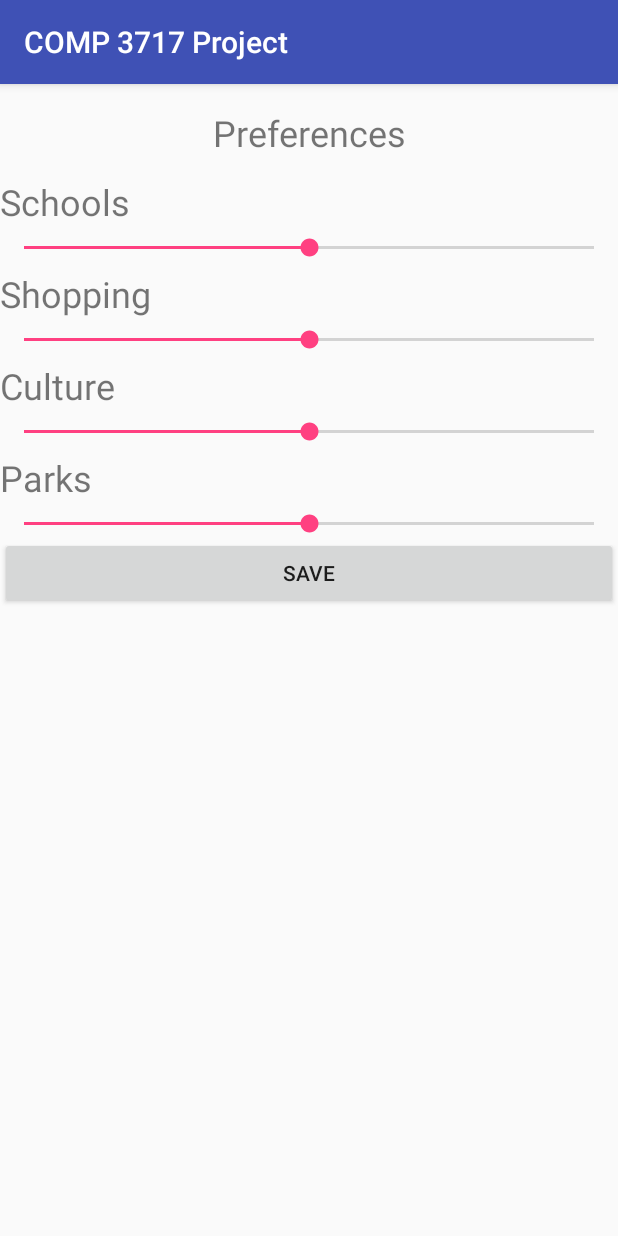
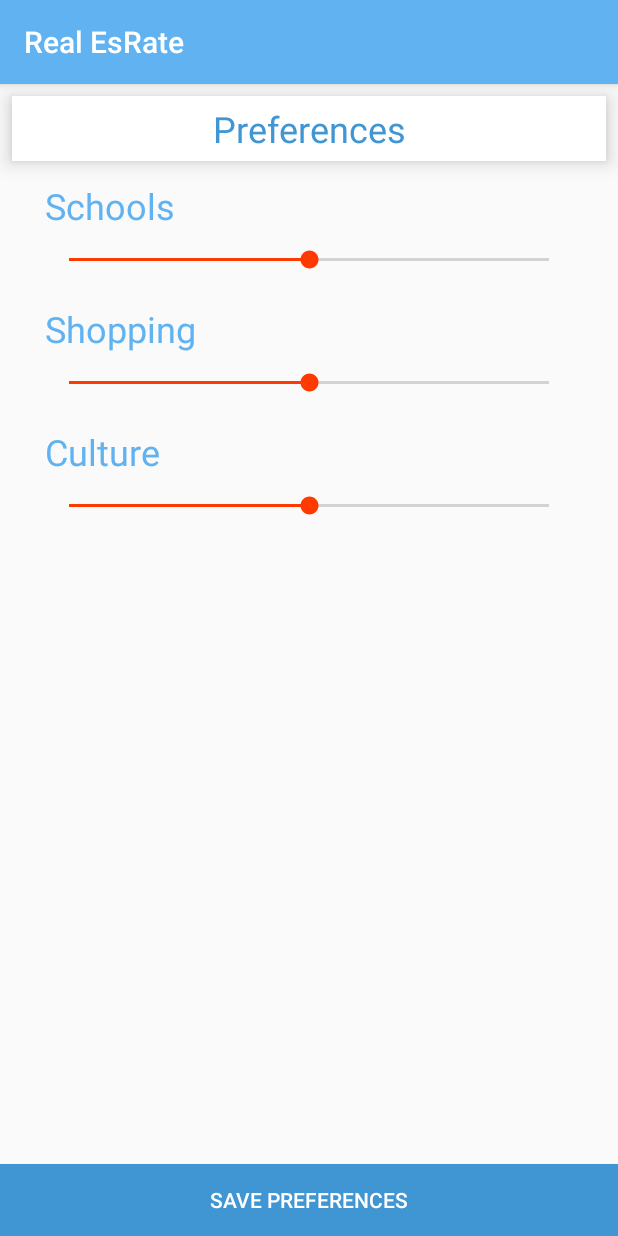
Before and after one commit to MMichael9/COMP3717Project, an Android app: the PreferencesActivity screen opened directly, with no data from a screen before it, on a phone screen of 412 x 824 dp. Run offline under Robolectric (Android 15) with nearby library versions, the phone set to English and light mode, and no system bars.

Commit message:
changes to app

```diff
--- a/app/src/main/AndroidManifest.xml
+++ b/app/src/main/AndroidManifest.xml
@@ -11,9 +11,9 @@
 
     <application
         android:allowBackup="true"
-        android:icon="@mipmap/ic_launcher"
+        android:icon="@drawable/nwmlogo"
         android:label="@string/app_name"
-        android:roundIcon="@mipmap/ic_launcher_round"
+        android:roundIcon="@drawable/nwmlogo"
         android:supportsRtl="true"
         android:theme="@style/AppTheme">
         <activity android:name=".MainActivity">
--- a/app/src/main/java/ca/bcit/comp3717project/Amenity.java
+++ b/app/src/main/java/ca/bcit/comp3717project/Amenity.java
@@ -5,8 +5,8 @@ package ca.bcit.comp3717project;
  */
 
 public abstract class Amenity {
-    double lat, lng;
-    String name = "";
+    private double lat, lng;
+    private String name = "";
 
     Amenity() {};
 
@@ -40,4 +40,6 @@ public abstract class Amenity {
 
     public abstract int getValue(Preferences pref);
 
+    public abstract String getCategory();
+
 }
--- a/app/src/main/java/ca/bcit/comp3717project/Culture.java
+++ b/app/src/main/java/ca/bcit/comp3717project/Culture.java
@@ -7,6 +7,9 @@ package ca.bcit.comp3717project;
 public class Culture extends Amenity {
     @Override
     public int getValue(Preferences pref) {
-        return (int) (pref.culture * 0.1);
+        return (int) (pref.culture * 0.05);
     }
+
+    @Override
+    public String getCategory() { return "Culture"; }
 }
--- a/app/src/main/java/ca/bcit/comp3717project/PreferencesActivity.java
+++ b/app/src/main/java/ca/bcit/comp3717project/PreferencesActivity.java
@@ -3,41 +3,45 @@ package ca.bcit.comp3717project;
 import android.content.SharedPreferences;
 import android.support.v7.app.AppCompatActivity;
 import android.os.Bundle;
+import android.util.Log;
 import android.view.View;
 import android.widget.ProgressBar;
 
 import com.google.gson.Gson;
 
 public class PreferencesActivity extends AppCompatActivity {
-
+    private static final String TAG = "PreferencesActivity";
     private SharedPreferences mPrefs;
-    private ProgressBar schools, shopping, parks, culture;
+    private ProgressBar schools,
+            shopping,
+            //parks,
+            culture;
 
     @Override
     protected void onCreate(Bundle savedInstanceState) {
         super.onCreate(savedInstanceState);
         setContentView(R.layout.preferences);
 
-        mPrefs = getPreferences(MODE_PRIVATE);
-
         schools = findViewById(R.id.seekBar);
         shopping = findViewById(R.id.seekBar2);
         culture = findViewById(R.id.seekBar3);
-        parks = findViewById(R.id.seekBar4);
+        //parks = findViewById(R.id.seekBar4);
 
+        mPrefs = getSharedPreferences("nwm.pref", MODE_PRIVATE);
         Gson gson = new Gson();
         String json = mPrefs.getString("preferences", "");
         Preferences preferences = gson.fromJson(json, Preferences.class);
+        Log.d(TAG, "onCreate: preferences found: " + preferences);
         if (preferences != null) {
             schools.setProgress(preferences.school);
             shopping.setProgress(preferences.shopping);
             culture.setProgress(preferences.culture);
-            parks.setProgress(preferences.parks);
+            //parks.setProgress(preferences.parks);
         } else {
             schools.setProgress(50);
             shopping.setProgress(50);
             culture.setProgress(50);
-            parks.setProgress(50);
+            //parks.setProgress(50);
         }
     }
 
@@ -45,8 +49,8 @@ public class PreferencesActivity extends AppCompatActivity {
         int schoolValue = schools.getProgress();
         int shoppingValue = shopping.getProgress();
         int cultureValue = culture.getProgress();
-        int parkValue = parks.getProgress();
-        Preferences newPreference = new Preferences(schoolValue, shoppingValue, cultureValue, parkValue);
+        //int parkValue = parks.getProgress();
+        Preferences newPreference = new Preferences(schoolValue, shoppingValue, cultureValue/*, parkValue*/);
 
         SharedPreferences.Editor prefsEditor = mPrefs.edit();
         Gson gson = new Gson();
--- a/app/src/main/java/ca/bcit/comp3717project/School.java
+++ b/app/src/main/java/ca/bcit/comp3717project/School.java
@@ -9,4 +9,7 @@ public class School extends Amenity {
     public int getValue(Preferences pref) {
         return (int) (pref.school * 0.1);
     }
+
+    @Override
+    public String getCategory() { return "School"; }
 }
--- a/app/src/main/java/ca/bcit/comp3717project/Shopping.java
+++ b/app/src/main/java/ca/bcit/comp3717project/Shopping.java
@@ -8,6 +8,9 @@ public class Shopping extends Amenity
 {
     @Override
     public int getValue(Preferences pref) {
-        return (int) (pref.shopping * 0.1);
+        return (int) (pref.shopping * 0.15);
     }
+
+    @Override
+    public String getCategory() { return "Shopping"; }
 }
--- a/app/src/main/res/layout/location_rating.xml
+++ b/app/src/main/res/layout/location_rating.xml
@@ -16,8 +16,13 @@
         android:layout_marginEnd="8dp"
         android:layout_marginStart="8dp"
         android:layout_marginTop="8dp"
+        android:background="@color/common_google_signin_btn_text_dark_default"
+        android:elevation="8dp"
+        android:paddingBottom="5sp"
+        android:paddingTop="5sp"
         android:text="Location"
         android:textAlignment="center"
+        android:textColor="@color/colorPrimaryDark"
         android:textSize="24sp"
         app:layout_constraintBottom_toBottomOf="parent"
         app:layout_constraintEnd_toEndOf="parent"
--- a/app/src/main/res/layout/preferences.xml
+++ b/app/src/main/res/layout/preferences.xml
@@ -14,78 +14,99 @@
         android:layout_marginBottom="8dp"
         android:layout_marginEnd="8dp"
         android:layout_marginStart="8dp"
-        android:layout_marginTop="16dp"
+        android:layout_marginTop="8dp"
+        android:background="@color/common_google_signin_btn_text_dark_default"
+        android:elevation="8dp"
+        android:paddingBottom="5sp"
+        android:paddingTop="5sp"
         android:text="Preferences"
         android:textAlignment="center"
+        android:textColor="@color/colorPrimaryDark"
         android:textSize="24sp"
         app:layout_constraintBottom_toBottomOf="parent"
         app:layout_constraintEnd_toEndOf="parent"
-        app:layout_constraintHorizontal_bias="0.502"
         app:layout_constraintStart_toStartOf="parent"
         app:layout_constraintTop_toTopOf="parent"
-        app:layout_constraintVertical_bias="0.066" />
+        app:layout_constraintVertical_bias="0.13" />
 
     <TextView
         android:id="@+id/textView3"
         android:layout_width="match_parent"
         android:layout_height="wrap_content"
+        android:layout_marginLeft="30sp"
+        android:layout_marginRight="30sp"
         android:paddingVertical="5dp"
         android:text="Schools"
         android:textAlignment="viewStart"
+        android:textColor="@color/colorPrimary"
         android:textSize="24sp" />
 
     <SeekBar
         android:id="@+id/seekBar"
         android:layout_width="match_parent"
-        android:layout_height="wrap_content" />
+        android:layout_height="wrap_content"
+        android:layout_marginBottom="15sp"
+        android:layout_marginLeft="30sp"
+        android:layout_marginRight="30sp"
+        android:layout_marginTop="5sp" />
 
     <TextView
         android:id="@+id/textView4"
         android:layout_width="match_parent"
         android:layout_height="wrap_content"
+        android:layout_marginLeft="30sp"
+        android:layout_marginRight="30sp"
         android:paddingVertical="5dp"
         android:text="Shopping"
         android:textAlignment="viewStart"
+        android:textColor="@color/colorPrimary"
         android:textSize="24sp" />
 
     <SeekBar
         android:id="@+id/seekBar2"
         android:layout_width="match_parent"
-        android:layout_height="wrap_content" />
+        android:layout_height="wrap_content"
+        android:layout_marginBottom="15sp"
+        android:layout_marginLeft="30sp"
+        android:layout_marginRight="30sp"
+        android:layout_marginTop="5sp" />
 
     <TextView
         android:id="@+id/textView5"
         android:layout_width="match_parent"
         android:layout_height="wrap_content"
+        android:layout_marginLeft="30sp"
+        android:layout_marginRight="30sp"
         android:paddingVertical="5dp"
         android:text="Culture"
         android:textAlignment="viewStart"
+        android:textColor="@color/colorPrimary"
         android:textSize="24sp" />
 
     <SeekBar
         android:id="@+id/seekBar3"
         android:layout_width="match_parent"
-        android:layout_height="wrap_content" />
+        android:layout_height="wrap_content"
+        android:layout_marginBottom="15sp"
+        android:layout_marginLeft="30sp"
+        android:layout_marginRight="30sp"
+        android:layout_marginTop="5sp" />
 
-    <TextView
-        android:id="@+id/textView6"
+    <LinearLayout
         android:layout_width="match_parent"
-        android:layout_height="wrap_content"
-        android:paddingVertical="5dp"
-        android:text="Parks"
-        android:textAlignment="viewStart"
-        android:textSize="24sp" />
+        android:layout_height="match_parent"
+        android:orientation="horizontal">
 
-    <SeekBar
-        android:id="@+id/seekBar4"
-        android:layout_width="match_parent"
-        android:layout_height="wrap_content" />
-
-    <Button
-        android:id="@+id/button4"
-        android:layout_width="match_parent"
-        android:layout_height="wrap_content"
-        android:onClick="savePreferences"
-        android:text="Save" />
+        <Button
+            android:id="@+id/button4"
+            android:layout_width="match_parent"
+            android:layout_height="wrap_content"
+            android:layout_gravity="bottom"
+            android:layout_weight="1"
+            android:background="@color/colorPrimaryDark"
+            android:onClick="savePreferences"
+            android:text="Save Preferences"
+            android:textColor="@color/common_google_signin_btn_text_dark_default" />
+    </LinearLayout>
 
 </LinearLayout>
--- a/app/src/main/res/values/colors.xml
+++ b/app/src/main/res/values/colors.xml
@@ -1,6 +1,6 @@
 <?xml version="1.0" encoding="utf-8"?>
 <resources>
-    <color name="colorPrimary">#3F51B5</color>
-    <color name="colorPrimaryDark">#303F9F</color>
-    <color name="colorAccent">#FF4081</color>
+    <color name="colorPrimary">#60b3f0</color>
+    <color name="colorPrimaryDark">#4095d3</color>
+    <color name="colorAccent">#FF3A00</color>
 </resources>
--- a/app/src/main/res/values/strings.xml
+++ b/app/src/main/res/values/strings.xml
@@ -1,5 +1,5 @@
 <resources>
-    <string name="app_name">COMP 3717 Project</string>
+    <string name="app_name">Real EsRate</string>
     <string name="title_activity_settings">Preferences</string>
     <string name="title_activity_maps_test">Map</string>
 
```
Also changed, not shown: app/src/main/java/ca/bcit/comp3717project/LocationRatingActivity.java (+38 -13 lines), app/src/main/java/ca/bcit/comp3717project/MainActivity.java (+14 -4 lines), app/src/main/java/ca/bcit/comp3717project/Preferences.java (+11 -4 lines), app/src/main/res/layout/activity_main.xml (+17 -25 lines), app/src/main/res/layout/activity_maps_test.xml (+22 -22 lines), app/src/main/res/layout/adapter.xml (+13 -7 lines), app/src/main/res/drawable/nw_night.jpg (deleted), app/src/main/res/drawable/nwmbg.jpg (added), app/src/main/res/drawable/nwmlogo.png (added).
